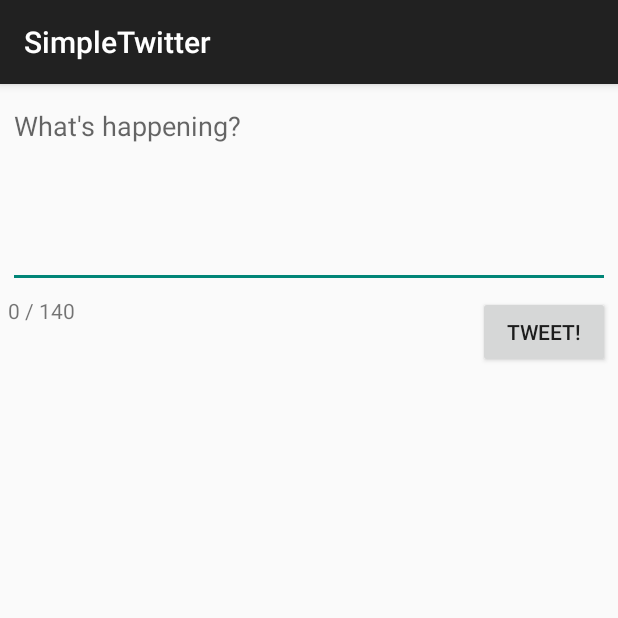
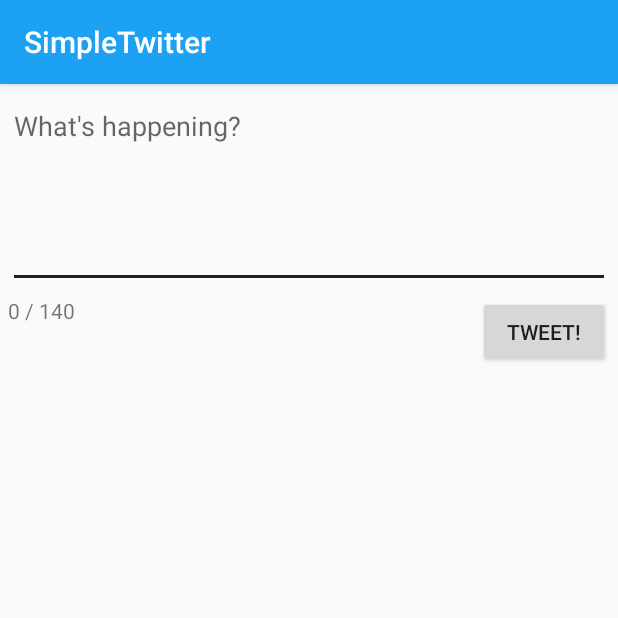
Before and after one commit to jimenezh/SimpleTwitter, an Android app: the ComposeActivity screen opened directly, with no data from a screen before it, on a phone screen of 412 x 824 dp, the top half of it. Run offline under Robolectric (Android 15) with nearby library versions, the light colour scheme and no system bars; libraries missing offline, so code that uses them is left out: com.codepath.asynchttpclient, com.github.scribejava.apis, com.github.scribejava.core, org.parceler.

Commit message:
Changed action bar color to twitter blue

```diff
--- a/app/src/main/res/values/strings.xml
+++ b/app/src/main/res/values/strings.xml
@@ -12,5 +12,6 @@
     <string name="too_full_tweet">Your tweet cannot be longer than 140 characters</string>
     <string name="max_char_count"> / 140</string>
     <string name="tweet_pic_description">Tweet Picture</string>
+    <string name="twitter_blue">#1DA1F2</string>
 
 </resources>
--- a/app/src/main/res/values/styles.xml
+++ b/app/src/main/res/values/styles.xml
@@ -1,16 +1,12 @@
 <resources>
 
-    <style name="AppBaseTheme" parent="Theme.AppCompat.Light.DarkActionBar">
-        <!--
-            Theme customizations available in newer API levels can go in
-            res/values-vXX/styles.xml, while customizations related to
-            backward-compatibility can go here.
-        -->
-    </style>
-
-    <!-- Application theme. -->
-    <style name="AppTheme" parent="AppBaseTheme">
-        <!-- All customizations that are NOT specific to a particular API-level can go here. -->
+    <style name="AppTheme" parent="Theme.AppCompat.Light.DarkActionBar">
+        <!-- Customize your theme here. -->
+        <!-- This code is for changing the color of the bar. -->
+        <!-- Type your colour code which you want to set in colorPrimary item -->
+        <item name="colorPrimary">#1DA1F2</item>
+        <item name="colorPrimaryDark">#1DA1F2</item>
+        <item name="colorAccent">#212121</item>
     </style>
 
 </resources>
```
